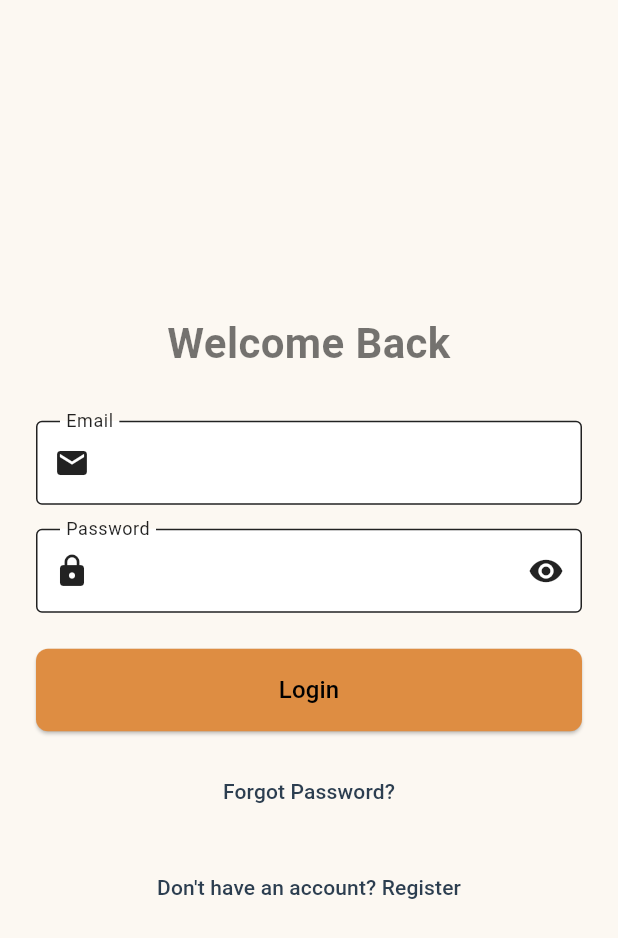
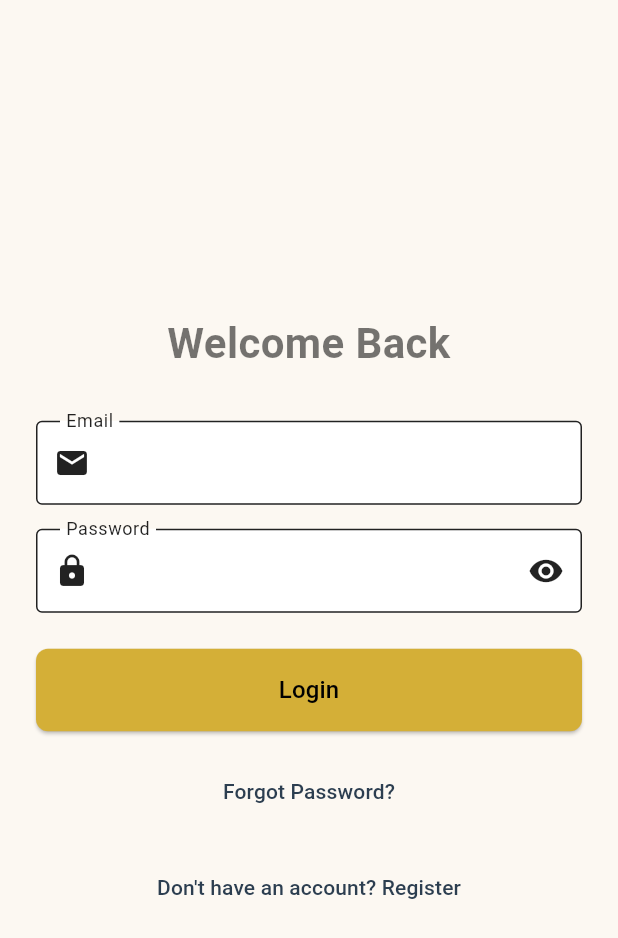
Before and after one commit to HarzaanHussain/cateredtoyou, a Flutter app: the screen it shows after launch, on a phone screen of 412 x 824 dp. Shown: the top 938 px of the screen. Run offline on Flutter 3.47's test engine with Material 3 defaults, Android fonts, the phone set to English and light mode, and no system bars; our stand-ins replace cloud_firestore, firebase_auth, firebase_core, flutter_local_notifications, flutter_map, flutter_timezone and 6 more; missing offline and left inert: flutter_map_cancellable_tile_provider; accounts and stored records are empty.

Commit message:
Gold accents

```diff
--- a/lib/main.dart
+++ b/lib/main.dart
@@ -155,7 +155,7 @@ class MyApp extends StatelessWidget {
                     brightness: Brightness.light,
                     primary: Color(0xFF2C3E50),       // Dark navy for sophistication
                     onPrimary: Colors.white,
-                    secondary:   Color.fromARGB(255, 222, 141, 66), //bronze accent // Color(0xFFD4AF37),     // Elegant gold accent
+                    secondary:    Color(0xFFD4AF37),     // Elegant gold accent
                     onSecondary: Colors.black,
                     error: Colors.red,
                     onError: Colors.white,
@@ -171,7 +171,7 @@ class MyApp extends StatelessWidget {
                   ),
                   elevatedButtonTheme: ElevatedButtonThemeData(
                     style: ElevatedButton.styleFrom(
-                      backgroundColor: Color.fromARGB(255, 222, 141, 66),// const Color(0xFFD4AF37), // Gold button background
+                      backgroundColor: const Color(0xFFD4AF37), // Gold button background
                       foregroundColor: Colors.black,            // Button text color
                       minimumSize: const Size.fromHeight(48),
                       padding: const EdgeInsets.symmetric(vertical: 16, horizontal: 32),
```
